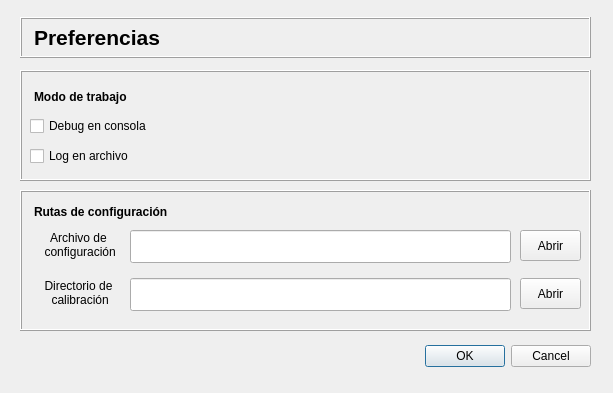
Old version of the form ui/SetPreferences.ui in the repository dpirlo/qt-mca.
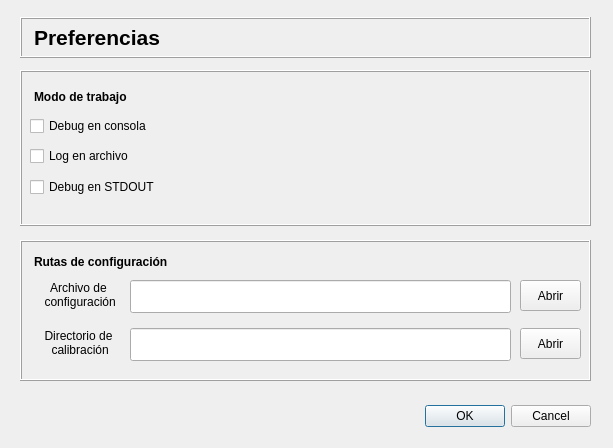
New version of the form.

Commit message:
ADD: Opción COUT->STDOUT (MainWindow)
En el menú preferencias se agrega la opción de guardar en un archivo toda la salida por consola de DEBUG. Para que Rama no putee es OPCIONAL.

Diff of the .ui file:
```diff
--- a/ui/SetPreferences.ui
+++ b/ui/SetPreferences.ui
@@ -7,7 +7,7 @@
     <x>0</x>
     <y>0</y>
     <width>613</width>
-    <height>393</height>
+    <height>448</height>
    </rect>
   </property>
   <property name="windowTitle">
@@ -17,7 +17,7 @@
    <property name="geometry">
     <rect>
      <x>250</x>
-     <y>340</y>
+     <y>400</y>
      <width>341</width>
      <height>32</height>
     </rect>
@@ -35,7 +35,7 @@
      <x>20</x>
      <y>70</y>
      <width>571</width>
-     <height>111</height>
+     <height>156</height>
     </rect>
    </property>
    <property name="frameShape">
@@ -49,7 +49,7 @@
      <rect>
       <x>10</x>
       <y>43</y>
-      <width>151</width>
+      <width>521</width>
       <height>26</height>
      </rect>
     </property>
@@ -81,7 +81,7 @@
      <rect>
       <x>10</x>
       <y>73</y>
-      <width>151</width>
+      <width>521</width>
       <height>26</height>
      </rect>
     </property>
@@ -89,12 +89,25 @@
      <string>Log en archivo</string>
     </property>
    </widget>
+   <widget class="QCheckBox" name="checkBox_StdOut">
+    <property name="geometry">
+     <rect>
+      <x>10</x>
+      <y>104</y>
+      <width>521</width>
+      <height>26</height>
+     </rect>
+    </property>
+    <property name="text">
+     <string>Debug en STDOUT</string>
+    </property>
+   </widget>
   </widget>
   <widget class="QFrame" name="frame_config_file">
    <property name="geometry">
     <rect>
      <x>20</x>
-     <y>190</y>
+     <y>240</y>
      <width>571</width>
      <height>141</height>
     </rect>
```
The commit also changes 5 other files.
